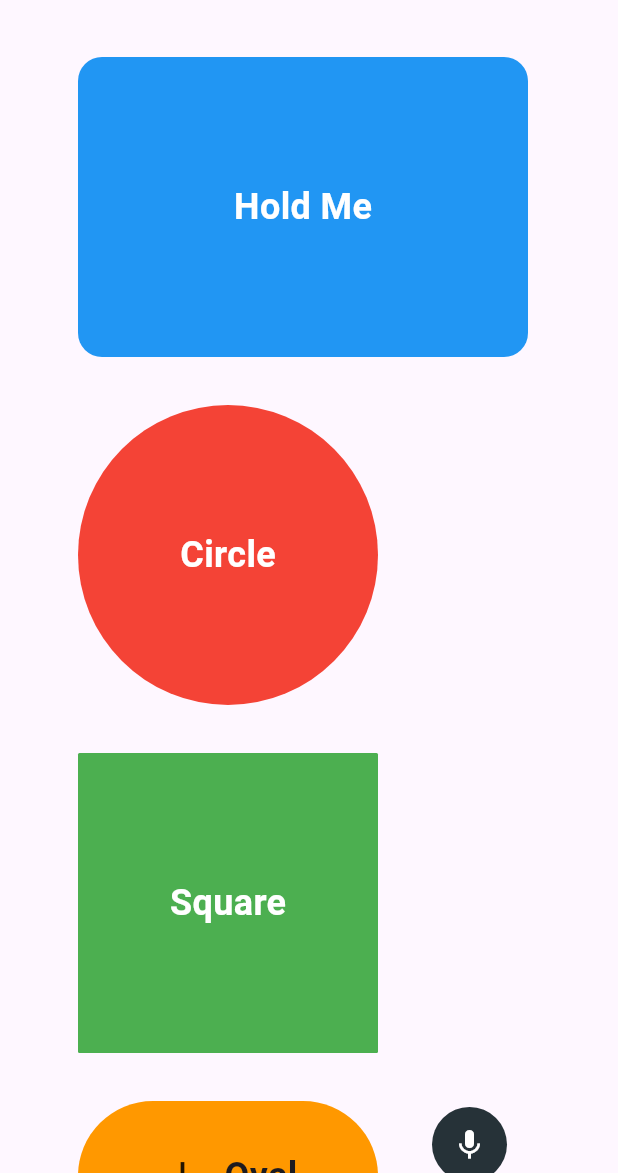
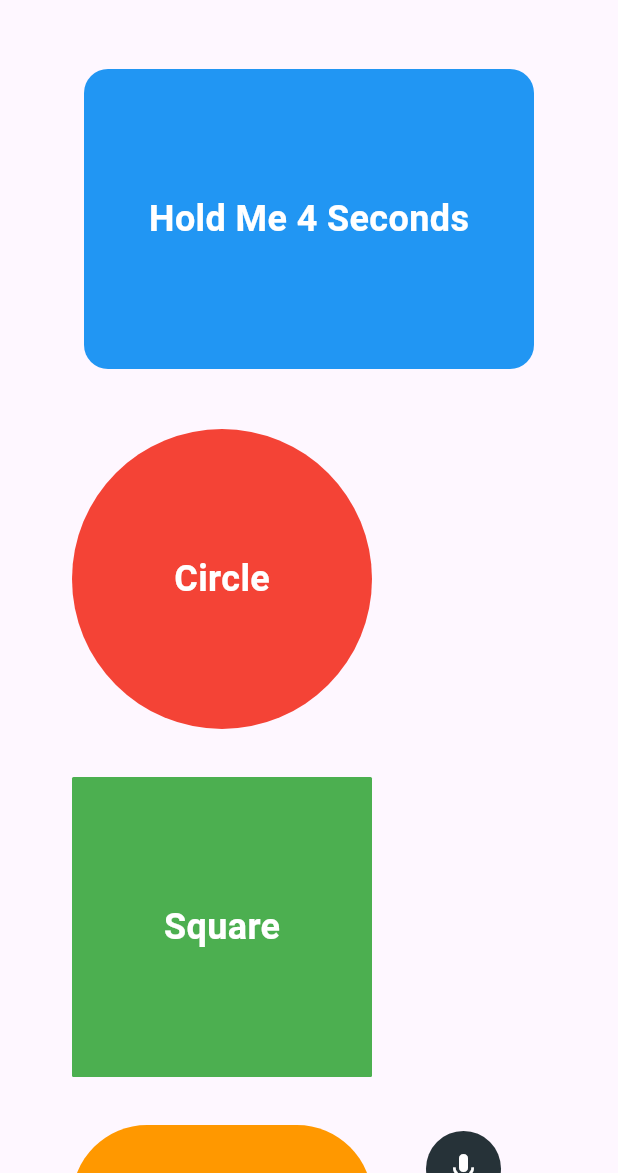
Before and after one commit to MahdiGharooni/holdable_button, a Flutter app: the screen it shows after launch, on a phone screen of 412 x 824 dp, the part 63-1236 px from its top. Run offline on Flutter 3.47's test engine with Material 3 defaults, Android fonts, the phone set to English and light mode, and no system bars; our stand-ins replace plugin_platform_interface, web.

```diff
--- a/example/lib/buttons/rectangle_button.dart
+++ b/example/lib/buttons/rectangle_button.dart
@@ -9,21 +9,26 @@ class RectangleButton extends StatefulWidget {
 }
 
 class _RectangleButtonState extends State<RectangleButton> {
-  String _text = "Hold Me";
+  String _text = "Hold Me 4 Seconds";
+
+  Color  buttonColor = Colors.blue;
 
   @override
   Widget build(BuildContext context) {
     return HoldableButton(
       width: 300,
       height: 200,
-      buttonColor: Colors.blue,
+      buttonColor:buttonColor,
       loadingColor: Colors.red,
       duration: 4,
+      margin: EdgeInsets.all(8),
+      padding: EdgeInsets.all(8),
       radius: 16,
-      strokeWidth: 20,
+      strokeWidth: 8,
       onConfirm: () {
         setState(() {
           _text = "CONFIRMED";
+          buttonColor = Colors.green;
         });
       },
       child: Text(
--- a/lib/holdable_button_web.dart
+++ b/lib/holdable_button_web.dart
@@ -2,7 +2,7 @@
 // of your plugin as a separate package, instead of inlining it in the same
 // package as the core of your plugin.
 // ignore: avoid_web_libraries_in_flutter
-import 'dart:html' as html show window;
+import 'package:web/web.dart' as html show window;
 
 import 'package:flutter_web_plugins/flutter_web_plugins.dart';
 
```
Also changed, not shown: pubspec.yaml (+6 -5 lines), example/pubspec.lock, 1 other file.
